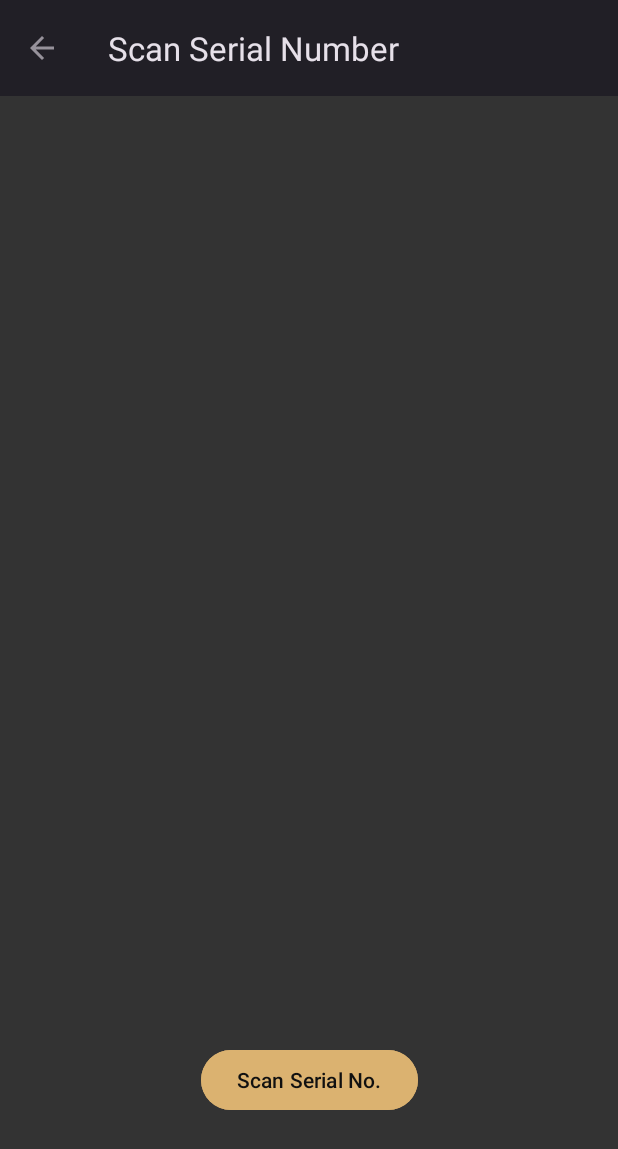
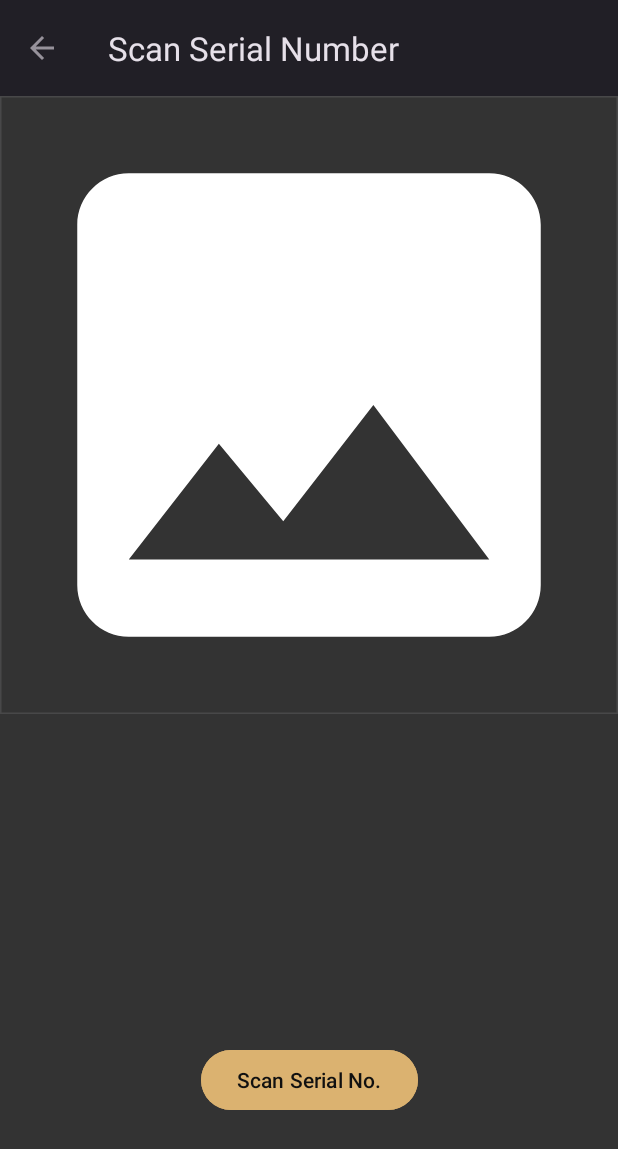
Before and after one commit to CMPUT301F23T07/pocket-inventory, an Android app: the ScanSerialNumberActivity screen opened directly, with no data from a screen before it, on a phone screen of 412 x 824 dp. Shown: the top 1149 px of the screen. Run offline under Robolectric (Android 15) with nearby library versions, the phone set to English and light mode, and no system bars.

Commit message:
Added few features
- Added a image window in the scan serial number activity

```diff
--- a/app/build.gradle.kts
+++ b/app/build.gradle.kts
@@ -50,7 +50,8 @@ dependencies {
     androidTestImplementation("androidx.test.ext:junit:1.1.5")
 
 
-
+    // Add Text Recognition Google ML library
+    implementation("com.google.android.gms:play-services-mlkit-text-recognition:19.0.0")
 
 
 
--- a/app/src/main/java/com/example/pocketinventory/ScanSerialNumberActivity.java
+++ b/app/src/main/java/com/example/pocketinventory/ScanSerialNumberActivity.java
@@ -12,6 +12,7 @@ import androidx.appcompat.app.AppCompatActivity;
  * This class is the scan serial number activity of the app. It gives the user access to the camera to take
  * photos of serial number and save the serial number in the item details
  */
+
 public class ScanSerialNumberActivity extends AppCompatActivity {
     /**
      * Called when the activity is starting
--- /dev/null
+++ b/app/src/main/res/drawable/baseline_document_scanner_24.xml
@@ -0,0 +1,5 @@
+<vector android:height="24dp" android:tint="#FFFFFF"
+    android:viewportHeight="24" android:viewportWidth="24"
+    android:width="24dp" xmlns:android="http://schemas.android.com/apk/res/android">
+    <path android:fillColor="@android:color/white" android:pathData="M7,3H4v3H2V1h5V3zM22,6V1h-5v2h3v3H22zM7,21H4v-3H2v5h5V21zM20,18v3h-3v2h5v-5H20zM19,18c0,1.1 -0.9,2 -2,2H7c-1.1,0 -2,-0.9 -2,-2V6c0,-1.1 0.9,-2 2,-2h10c1.1,0 2,0.9 2,2V18zM15,8H9v2h6V8zM15,11H9v2h6V11zM15,14H9v2h6V14z"/>
+</vector>
--- /dev/null
+++ b/app/src/main/res/drawable/baseline_image_24.xml
@@ -0,0 +1,5 @@
+<vector android:height="24dp" android:tint="#FFFFFF"
+    android:viewportHeight="24" android:viewportWidth="24"
+    android:width="24dp" xmlns:android="http://schemas.android.com/apk/res/android">
+    <path android:fillColor="@android:color/white" android:pathData="M21,19V5c0,-1.1 -0.9,-2 -2,-2H5c-1.1,0 -2,0.9 -2,2v14c0,1.1 0.9,2 2,2h14c1.1,0 2,-0.9 2,-2zM8.5,13.5l2.5,3.01L14.5,12l4.5,6H5l3.5,-4.5z"/>
+</vector>
--- a/app/src/main/res/layout/activity_item_add.xml
+++ b/app/src/main/res/layout/activity_item_add.xml
@@ -78,7 +78,7 @@
                 android:id="@+id/serial_number_edit_text"
                 android:layout_width="match_parent"
                 android:layout_height="wrap_content"
-                android:drawableEnd="@drawable/ic_baseline_camera_alt_24" />
+                android:drawableEnd="@drawable/baseline_document_scanner_24" />
 
 
         </com.google.android.material.textfield.TextInputLayout>
--- a/app/src/main/res/layout/activity_scan_serial_number.xml
+++ b/app/src/main/res/layout/activity_scan_serial_number.xml
@@ -6,6 +6,25 @@
     android:layout_height="match_parent"
     tools:context=".ScanSerialNumberActivity"
     android:background="@color/tertiary_background">
+
+    <ScrollView
+        android:id="@+id/serial_number_scroll_view"
+        android:layout_width="0dp"
+        android:layout_height="0dp"
+        app:layout_constraintBottom_toTopOf="@+id/scan_serial_number_button"
+        app:layout_constraintEnd_toEndOf="parent"
+        app:layout_constraintStart_toStartOf="parent"
+        app:layout_constraintTop_toTopOf="parent">
+
+        <com.google.android.material.imageview.ShapeableImageView
+            android:id="@+id/serial_number_image"
+            android:layout_width="match_parent"
+            android:layout_height="match_parent"
+            android:adjustViewBounds="true"
+            android:src="@drawable/baseline_image_24"
+            app:strokeWidth="2dp" />
+
+    </ScrollView>
 
     <Button
         android:id="@+id/scan_serial_number_button"
@@ -17,6 +36,9 @@
         android:textColor="@color/black"
         app:layout_constraintBottom_toBottomOf="parent"
         app:layout_constraintEnd_toEndOf="parent"
-        app:layout_constraintStart_toStartOf="parent" />
+        app:layout_constraintStart_toStartOf="parent"
+        app:layout_constraintTop_toBottomOf="@+id/serial_number_scroll_view" />
+
+
 
 </androidx.constraintlayout.widget.ConstraintLayout>
```
Also changed, not shown: app/src/main/AndroidManifest.xml (+12 -1 lines).
